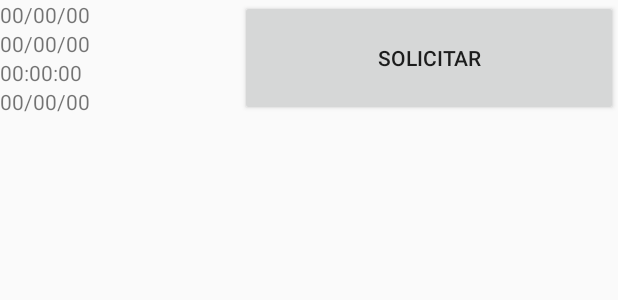
After one commit to RodrigoAzuos/PresenceBarCode, an Android app: the layout list_disponivel.xml on its own in the app's theme, with its tools: preview values and no code run, on a phone screen of 412 x 824 dp. The commit adds this screen. Shown: the top 300 px of the screen. Run offline under Robolectric (Android 15) with nearby library versions, the light colour scheme and no system bars.

Commit message:
implementação de connexao

```diff
--- a/PresencebarCode/app/build.gradle
+++ b/PresencebarCode/app/build.gradle
@@ -4,7 +4,7 @@ android {
     compileSdkVersion 28
     defaultConfig {
         applicationId "com.example.rodrigosouza.presencebarcode"
-        minSdkVersion 26
+        minSdkVersion 16
         targetSdkVersion 28
         versionCode 1
         versionName "1.0"
@@ -22,6 +22,8 @@ dependencies {
     implementation fileTree(dir: 'libs', include: ['*.jar'])
     implementation 'com.android.support:appcompat-v7:28.0.0'
     implementation 'com.android.support.constraint:constraint-layout:1.1.3'
+    implementation 'com.squareup.retrofit2:retrofit:2.3.0'
+    implementation 'com.squareup.retrofit2:converter-jackson:2.3.0'
     testImplementation 'junit:junit:4.12'
     androidTestImplementation 'com.android.support.test:runner:1.0.2'
     androidTestImplementation 'com.android.support.test.espresso:espresso-core:3.0.2'
--- /dev/null
+++ b/PresencebarCode/app/src/main/java/com/example/rodrigosouza/presencebarcode/model/Horario.java
@@ -0,0 +1,5 @@
+package com.example.rodrigosouza.presencebarcode.model;
+
+public class Horario {
+
+}
--- /dev/null
+++ b/PresencebarCode/app/src/main/java/com/example/rodrigosouza/presencebarcode/model/Professor.java
@@ -0,0 +1,4 @@
+package com.example.rodrigosouza.presencebarcode.model;
+
+class Professor {
+}
--- /dev/null
+++ b/PresencebarCode/app/src/main/res/layout/list_disponivel.xml
@@ -0,0 +1,63 @@
+<?xml version="1.0" encoding="utf-8"?>
+<LinearLayout xmlns:android="http://schemas.android.com/apk/res/android"
+    android:layout_width="match_parent"
+    android:layout_height="match_parent"
+    android:orientation="vertical">
+    <LinearLayout
+        android:layout_width="match_parent"
+        android:layout_height="wrap_content"
+        android:orientation="horizontal"
+        >
+        <LinearLayout
+            android:layout_width="wrap_content"
+            android:layout_height="wrap_content"
+            android:orientation="vertical">
+            <!--TextView
+                android:id="@+id/tv_cod"
+                android:layout_width="1in"
+                android:layout_height="wrap_content"
+                android:text="00:00:00"/>
+            <TextView
+                android:id="@+id/tv_justificativa"
+                android:layout_width="1in"
+                android:layout_height="wrap_content"
+                android:text="00/00/00"/-->
+        <TextView
+            android:id="@+id/tv_data_disponivel"
+            android:layout_width="1in"
+            android:layout_height="wrap_content"
+            android:text="00/00/00"/>
+        <!--TextView
+            android:id="@+id/tv_hora_disponivel"
+            android:layout_width="1in"
+            android:layout_height="wrap_content"
+            android:text="00:00:00"/-->
+            <TextView
+                android:id="@+id/tv_professor"
+                android:layout_width="1in"
+                android:layout_height="wrap_content"
+                android:text="00/00/00"/>
+            <TextView
+                android:id="@+id/tv_turma"
+                android:layout_width="1in"
+                android:layout_height="wrap_content"
+                android:text="00:00:00"/>
+            <TextView
+                android:id="@+id/tv_horario"
+                android:layout_width="1in"
+                android:layout_height="wrap_content"
+                android:text="00/00/00"/>
+            <!--TextView
+                android:id="@+id/tv_data_decla"
+                android:layout_width="1in"
+                android:layout_height="wrap_content"
+                android:text="00:00:00"/-->
+        </LinearLayout>
+        <Button
+            android:id="@+id/bt_solicitar_horario"
+            android:layout_width="match_parent"
+            android:layout_height="match_parent"
+            android:text="@string/solicitar_horario"/>
+    </LinearLayout>
+
+</LinearLayout>
--- a/PresencebarCode/app/src/main/res/values/styles.xml
+++ b/PresencebarCode/app/src/main/res/menu/horario.xml
@@ -1,16 +1,8 @@
-<resources>
-
-    <!-- Base application theme. -->
-    <style name="AppTheme" parent="Theme.AppCompat.Light.DarkActionBar">
-        <!-- Customize your theme here. -->
-        <item name="colorPrimary">@color/colorPrimary</item>
-        <item name="colorPrimaryDark">@color/colorPrimaryDark</item>
-        <item name="colorAccent">@color/colorAccent</item>
-    </style>
-
-    <style
-        name="FullscreenTheme"
-        parent="Theme.AppCompat.NoActionBar">
-    </style>
-
-</resources>
+<?xml version="1.0" encoding="utf-8"?>
+<menu xmlns:android="http://schemas.android.com/apk/res/android"
+    xmlns:app="http://schemas.android.com/apk/res-auto">
+    <item android:id="@+id/action_hrlist"
+        android:title="@string/hr_list"
+        android:orderInCategory="100"
+        app:showAsAction="never" />
+</menu>
--- a/PresencebarCode/app/src/main/res/values/strings.xml
+++ b/PresencebarCode/app/src/main/res/values/strings.xml
@@ -20,4 +20,6 @@
     <string name="next_bar_code">Aguardando próxima leitura</string>
     <string name="all_readers">Lista de matriculas lidas</string>
     <string name="action_horario">Horários</string>
+    <string name="hr_list">horarios disponíveis</string>
+    <string name="solicitar_horario">Solicitar</string>
 </resources>
```
Also changed, not shown: PresencebarCode/app/src/main/AndroidManifest.xml (+5 -4 lines), PresencebarCode/app/src/main/java/com/example/rodrigosouza/presencebarcode/HorarioActivity.java (+26 -1 lines), PresencebarCode/app/src/main/java/com/example/rodrigosouza/presencebarcode/HorarioDisponivelActivity.java (+46 -1 lines), PresencebarCode/app/src/main/java/com/example/rodrigosouza/presencebarcode/MainActivity.java (+6 -2 lines), PresencebarCode/app/src/main/java/com/example/rodrigosouza/presencebarcode/PeofessorHorarioActivity.java (added, +13 -0 lines), PresencebarCode/app/src/main/java/com/example/rodrigosouza/presencebarcode/adapters/DeclaracaoAusenciaAdapter.java (added, +59 -0 lines), PresencebarCode/app/src/main/java/com/example/rodrigosouza/presencebarcode/interfaces/DeclaracaoAusenciaService.java (added, +13 -0 lines), PresencebarCode/app/src/main/java/com/example/rodrigosouza/presencebarcode/model/AusenciaInteresse.java (added, +61 -0 lines), PresencebarCode/app/src/main/java/com/example/rodrigosouza/presencebarcode/model/DeclaracaoAusencia.java (added, +74 -0 lines), PresencebarCode/app/src/main/java/com/example/rodrigosouza/presencebarcode/model/DeclaracaoInteresse.java (added, +36 -0 lines), PresencebarCode/app/src/main/java/com/example/rodrigosouza/presencebarcode/util/ConnectionRetrofit.java (added, +18 -0 lines), PresencebarCode/app/src/main/res/layout/activity_peofessor_horario.xml (added, +9 -0 lines).
